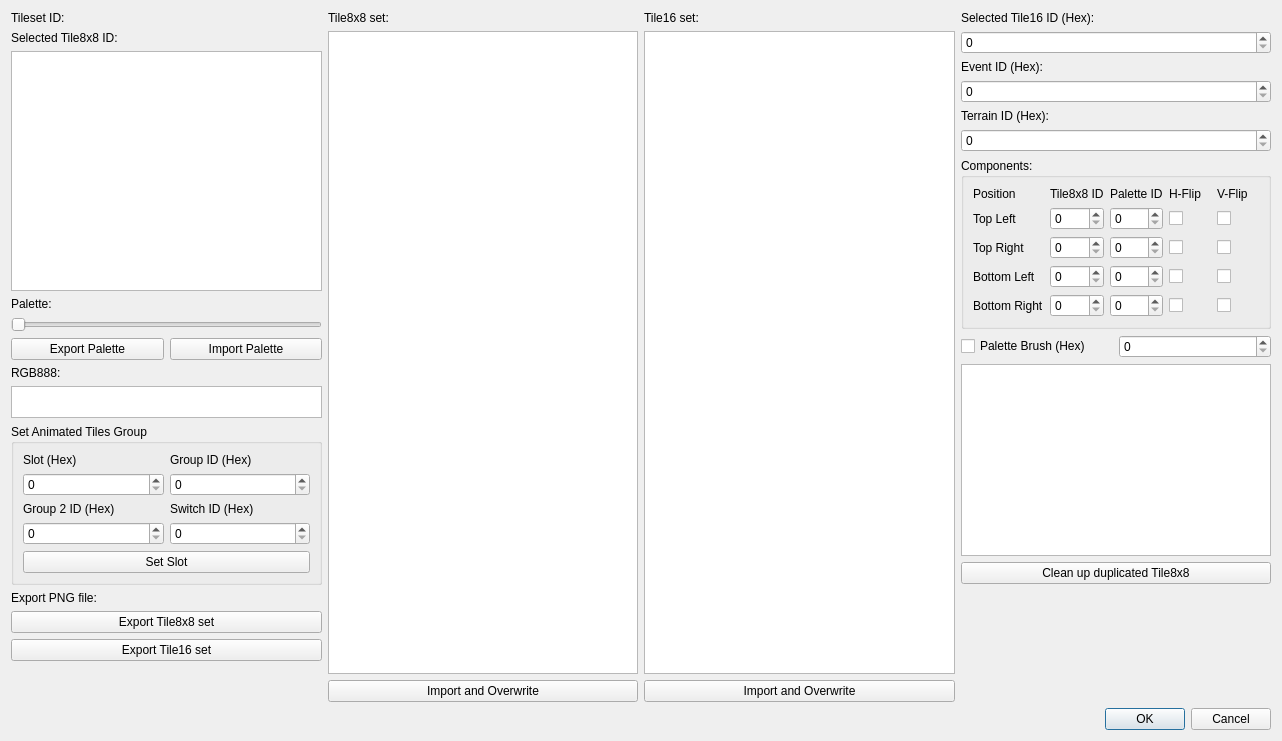
The window that Dialog/TilesetEditDialog.ui (wario-land/WL4Editor) describes before a commit, drawn with Qt 5.
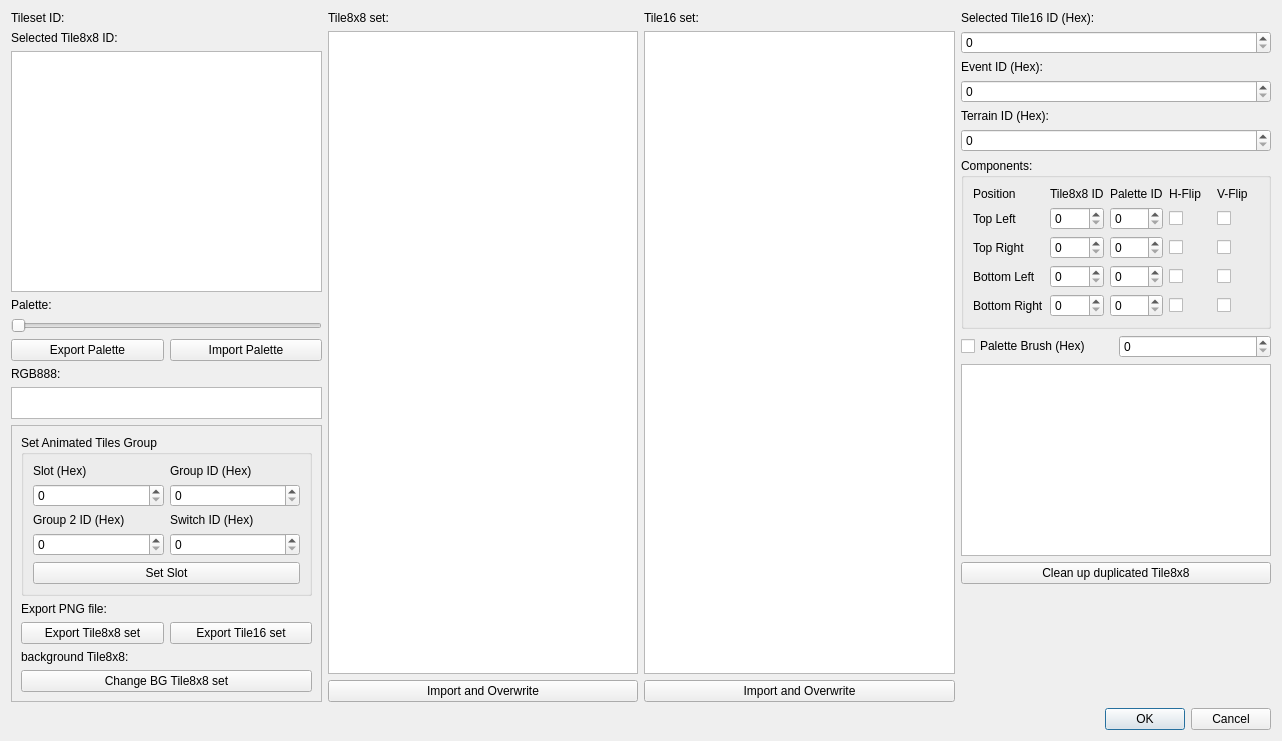
The same window after the commit. Custom widgets are drawn as their Qt base class.

Commit message: Add graphic manager, tweak Tileset Editor and Room Config Dialog to support editing layer 3 (#390)

The edit to the form file:
```diff
--- a/Dialog/TilesetEditDialog.ui
+++ b/Dialog/TilesetEditDialog.ui
@@ -124,6 +124,21 @@
         </widget>
        </item>
        <item>
+        <widget class="QScrollArea" name="scrollArea">
+         <property name="widgetResizable">
+          <bool>true</bool>
+         </property>
+         <widget class="QWidget" name="scrollAreaWidgetContents">
+          <property name="geometry">
+           <rect>
+            <x>0</x>
+            <y>-49</y>
+            <width>293</width>
+            <height>298</height>
+           </rect>
+          </property>
+          <layout class="QVBoxLayout" name="verticalLayout_8">
+           <item>
         <widget class="QGroupBox" name="groupBox_AnimatedTileGroupSetter">
          <property name="minimumSize">
           <size>
@@ -236,6 +251,11 @@
           </widget>
          </item>
          <item>
+              <layout class="QHBoxLayout" name="horizontalLayout_8">
+               <property name="topMargin">
+                <number>0</number>
+               </property>
+               <item>
           <widget class="QPushButton" name="pushButton_ExportTile8x8Map">
            <property name="text">
             <string>Export Tile8x8 set</string>
@@ -251,18 +271,25 @@
          </item>
         </layout>
        </item>
+            </layout>
+           </item>
        <item>
-        <spacer name="verticalSpacer">
-         <property name="orientation">
-          <enum>Qt::Vertical</enum>
-         </property>
-         <property name="sizeHint" stdset="0">
-          <size>
-           <width>20</width>
-           <height>40</height>
-          </size>
-         </property>
-        </spacer>
+            <widget class="QLabel" name="label_backgroundTiles">
+             <property name="text">
+              <string>background Tile8x8:</string>
+             </property>
+            </widget>
+           </item>
+           <item>
+            <widget class="QPushButton" name="pushButton_changeBGTile8x8set">
+             <property name="text">
+              <string>Change BG Tile8x8 set</string>
+             </property>
+            </widget>
+           </item>
+          </layout>
+         </widget>
+        </widget>
        </item>
       </layout>
      </item>
```
Lines whose indentation alone changed are shown as unchanged. The commit also changes 35 other files.
